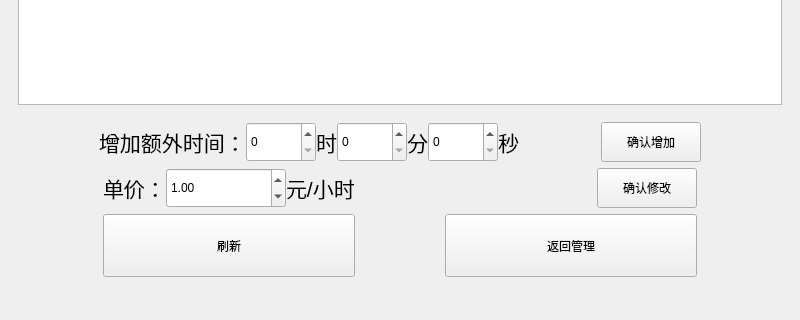
Above: src/mainwindow.ui from ShakingFishForProgram/StackLinkedParkingManager before the change; both pictures show x 0 to 800 and y 310 to 630 of the 800 by 630 pixel window. Below: the same form after it.
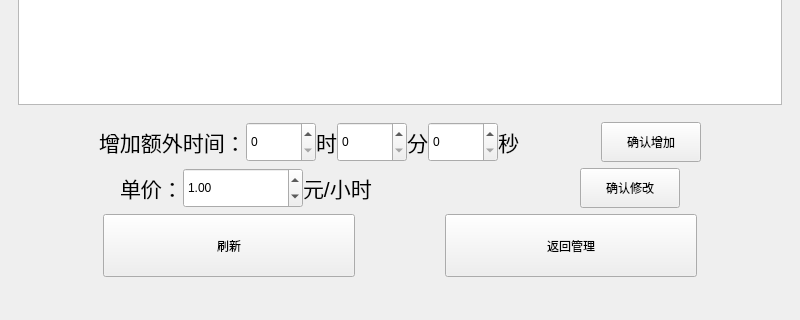
That is the form after the change. The open tabs and pages were chosen to show the change.

Commit message: 优化了界面ui

The edit to the form file:
```diff
--- a/src/mainwindow.ui
+++ b/src/mainwindow.ui
@@ -971,7 +971,7 @@
                </font>
               </property>
               <property name="text">
-               <string>元/小时                           </string>
+               <string>元/小时                  </string>
               </property>
              </widget>
             </item>
```
Left out of the diff: 2 changed lines with no effect on the pictures. The commit also changes 1 other file.
